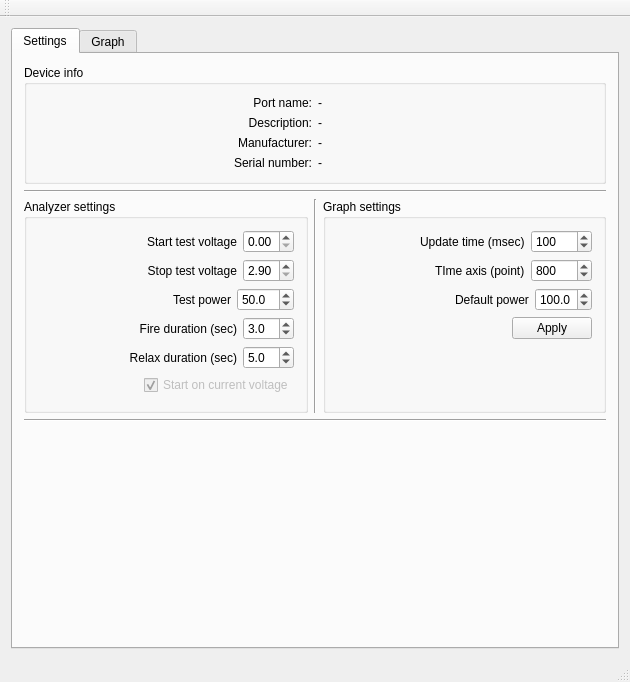
Above: mainwindow.ui from ploop/DNA-battester before the change. Below: the same form after it.
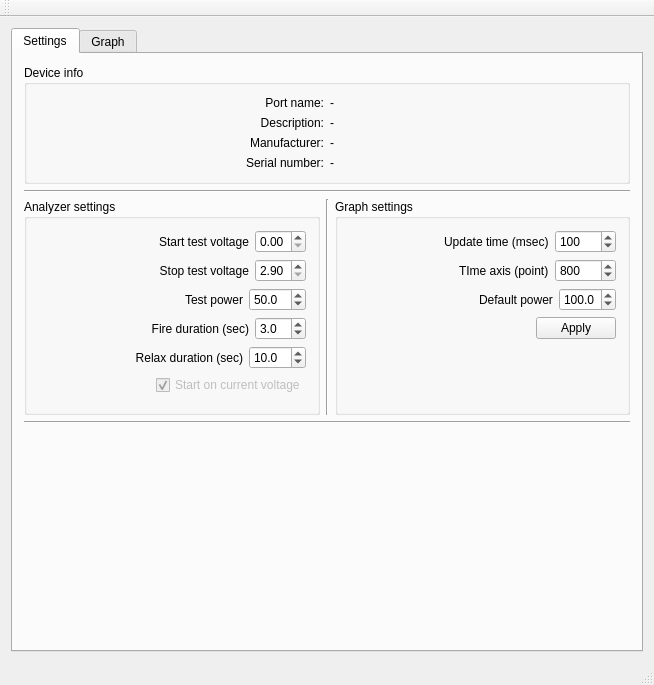
That is the form after the change. Icons and pictures are not drawn. Custom widgets are drawn as their Qt base class.

What changed in the file:
```diff
--- a/mainwindow.ui
+++ b/mainwindow.ui
@@ -6,8 +6,8 @@
    <rect>
     <x>0</x>
     <y>0</y>
-    <width>630</width>
-    <height>682</height>
+    <width>654</width>
+    <height>685</height>
    </rect>
   </property>
   <property name="windowTitle">
@@ -340,13 +340,13 @@
                   <double>1.000000000000000</double>
                  </property>
                  <property name="maximum">
-                  <double>10.000000000000000</double>
+                  <double>100.000000000000000</double>
                  </property>
                  <property name="singleStep">
                   <double>0.100000000000000</double>
                  </property>
                  <property name="value">
-                  <double>5.000000000000000</double>
+                  <double>10.000000000000000</double>
                  </property>
                 </widget>
                </item>
```
Left out of the diff: 4 changed lines with no effect on the pictures.
